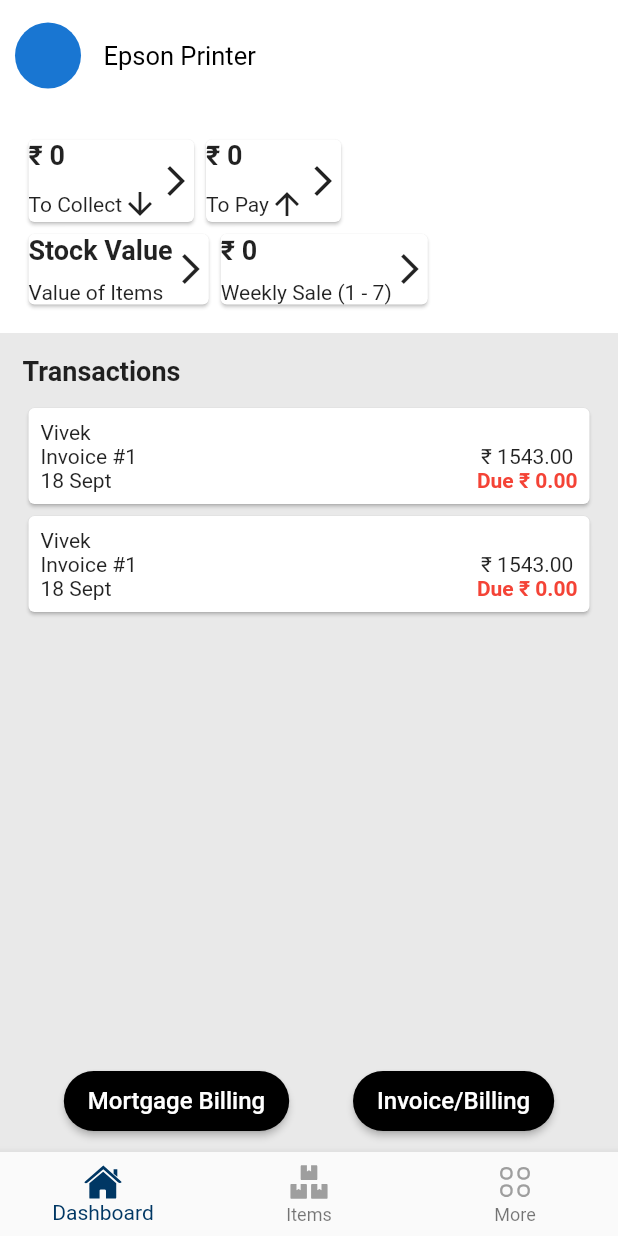
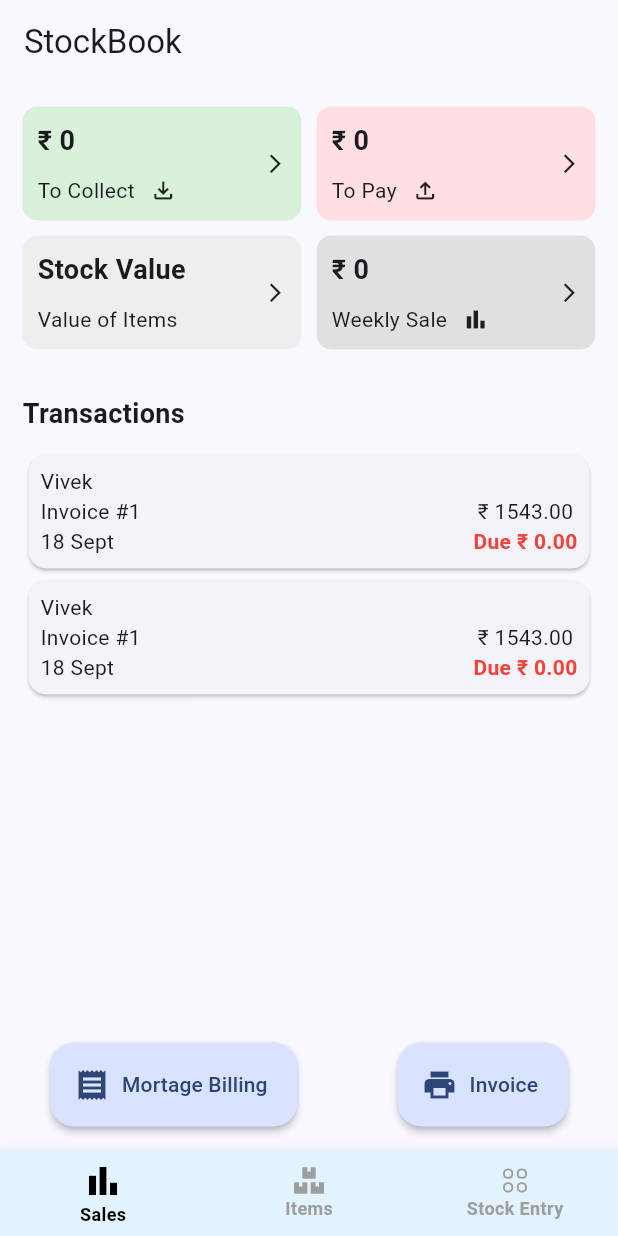
Before and after one commit to VythonDeveloper/jeweller_billbook, a Flutter app: the screen it shows after launch, on a phone screen of 412 x 824 dp. Run offline on Flutter 3.47's test engine with Material 2 defaults, Android fonts, the phone set to English and light mode, and no system bars; our stand-ins replace flutter_svg, page_transition.

Commit message:
update dashboard UI

```diff
--- a/lib/Home/dashboard.dart
+++ b/lib/Home/dashboard.dart
@@ -12,33 +12,34 @@
 class _DashboardUiState extends State<DashboardUi> {
   @override
   Widget build(BuildContext context) {
-    return Column(
-      crossAxisAlignment: CrossAxisAlignment.start,
+    return Scaffold(
+      appBar: AppBar(
+        title: Text('StockBook'),
+      ),
+      body: SafeArea(
+        child: ListView(
           children: [
-        dashboardTitleBar(),
             statusBlocks(),
             transactions(),
-        dashboardFloatingButtons(),
           ],
-    );
-  }
-
-  Widget dashboardTitleBar() {
-    return Container(
-      color: Colors.white,
-      padding: EdgeInsets.symmetric(
-        vertical: 15,
-        horizontal: 10,
         ),
-      child: Row(
+      ),
+      floatingActionButtonLocation: FloatingActionButtonLocation.centerFloat,
+      floatingActionButton: Row(
+        mainAxisAlignment: MainAxisAlignment.spaceAround,
         children: [
-          CircleAvatar(
-            radius: 22,
+          FloatingActionButton.extended(
+            onPressed: () {},
+            elevation: 2,
+            heroTag: 'btn1',
+            icon: Icon(Icons.receipt),
+            label: Text('Mortage Billing'),
           ),
-          SizedBox(width: 15),
-          Text(
-            "Epson Printer",
-            style: TextStyle(color: Colors.black, fontSize: 17),
+          FloatingActionButton.extended(
+            onPressed: () {},
+            elevation: 2,
+            icon: Icon(Icons.print),
+            label: Text('Invoice'),
           ),
         ],
       ),
@@ -48,112 +49,102 @@
   Widget statusBlocks() {
     return Container(
       padding: EdgeInsets.all(15),
-      color: Colors.white,
       child: Column(
         children: [
           Row(
             children: [
-              Card(
+              StatsCard(
+                onPress: () {},
+                icon: Icons.file_download_outlined,
+                cardColor: Color.fromARGB(255, 217, 241, 218),
+                label: 'To Collect',
+                amount: '₹ ' + '0',
+              ),
+              SizedBox(
+                width: 10,
+              ),
+              StatsCard(
+                onPress: () {},
+                icon: Icons.file_upload_outlined,
+                cardColor: Color.fromARGB(255, 255, 223, 227),
+                label: 'To Pay',
+                amount: '₹ ' + '0',
+              ),
+            ],
+          ),
+          SizedBox(
+            height: 10,
+          ),
+          Row(
+            children: [
+              StatsCard(
+                onPress: () {},
+                icon: null,
+                cardColor: Colors.grey.shade200,
+                label: 'Value of Items',
+                amount: 'Stock Value',
+              ),
+              SizedBox(
+                width: 10,
+              ),
+              StatsCard(
+                onPress: () {},
+                icon: Icons.bar_chart,
+                cardColor: Colors.grey.shade300,
+                label: 'Weekly Sale',
+                amount: '₹ ' + '0',
+              ),
+            ],
+          ),
+        ],
+      ),
+    );
+  }
+
+  Widget StatsCard({final onPress, label, icon, amount, cardColor}) {
+    return Expanded(
+      child: GestureDetector(
+        onTap: onPress,
+        child: Container(
+          padding: EdgeInsets.all(10),
+          decoration: BoxDecoration(
+            color: cardColor,
+            borderRadius: BorderRadius.circular(10),
+          ),
           child: Row(
             children: [
               Column(
                 crossAxisAlignment: CrossAxisAlignment.start,
                 children: [
                   Text(
-                          "₹ 0",
-                          style: TextStyle(
-                              fontSize: 18, fontWeight: FontWeight.bold),
+                    amount,
+                    style: TextStyle(fontSize: 18, fontWeight: FontWeight.bold),
                   ),
                   SizedBox(
                     height: 10,
                   ),
                   Row(
                     children: [
-                            Text("To Collect"),
-                            Icon(Icons.arrow_downward_sharp)
+                      Text(label),
+                      SizedBox(
+                        width: 10,
+                      ),
+                      Icon(
+                        icon,
+                        size: 18,
+                      ),
                     ],
                   )
                 ],
               ),
-                    Icon(Icons.arrow_forward_ios_sharp),
+              Spacer(),
+              Icon(
+                Icons.arrow_forward_ios_sharp,
+                size: 15,
+              ),
             ],
           ),
         ),
-              Card(
-                child: Row(
-                  children: [
-                    Column(
-                      crossAxisAlignment: CrossAxisAlignment.start,
-                      children: [
-                        Text(
-                          "₹ 0",
-                          style: TextStyle(
-                              fontSize: 18, fontWeight: FontWeight.bold),
-                        ),
-                        SizedBox(
-                          height: 10,
-                        ),
-                        Row(
-                          children: [
-                            Text("To Pay"),
-                            Icon(Icons.arrow_upward_sharp)
-                          ],
-                        )
-                      ],
-                    ),
-                    Icon(Icons.arrow_forward_ios_sharp),
-                  ],
-                ),
-              ),
-            ],
-          ),
-          Row(
-            children: [
-              Card(
-                child: Row(
-                  children: [
-                    Column(
-                      crossAxisAlignment: CrossAxisAlignment.start,
-                      children: [
-                        Text(
-                          "Stock Value",
-                          style: TextStyle(
-                              fontSize: 18, fontWeight: FontWeight.bold),
-                        ),
-                        SizedBox(
-                          height: 10,
-                        ),
-                        Text("Value of Items"),
-                      ],
-                    ),
-                    Icon(Icons.arrow_forward_ios_sharp),
-                  ],
-                ),
-              ),
-              Card(
-                child: Row(
-                  children: [
-                    Column(
-                      crossAxisAlignment: CrossAxisAlignment.start,
-                      children: [
-                        Text(
-                          "₹ 0",
-                          style: TextStyle(
-                              fontSize: 18, fontWeight: FontWeight.bold),
-                        ),
-                        SizedBox(
-                          height: 10,
-                        ),
-                        Text("Weekly Sale (1 - 7)"),
-                      ],
-                    ),
-                    Icon(Icons.arrow_forward_ios_sharp),
-                  ],
-                ),
-              ),
-            ],
-          )
-        ],
       ),
     );
   }
@@ -233,53 +224,4 @@
       ),
     );
   }
-
-  Widget dashboardFloatingButtons() {
-    return Expanded(
-      child: Align(
-        alignment: FractionalOffset.bottomCenter,
-        child: Padding(
-          padding: EdgeInsets.symmetric(vertical: 10),
-          child: Row(
-            mainAxisAlignment: MainAxisAlignment.spaceEvenly,
-            children: [
-              MaterialButton(
-                color: Colors.black,
-                child: Text(
-                  'Mortgage Billing',
-                  style: TextStyle(fontSize: 16.0, color: Colors.white),
-                ),
-                height: 40,
-                shape: RoundedRectangleBorder(
-                  borderRadius: BorderRadius.circular(22),
-                ),
-                onPressed: () {},
-              ),
-              MaterialButton(
-                color: Colors.black,
-                child: Text(
-                  'Invoice/Billing',
-                  style: TextStyle(fontSize: 16.0, color: Colors.white),
-                ),
-                height: 40,
-                shape: RoundedRectangleBorder(
-                  borderRadius: BorderRadius.circular(22),
-                ),
-                onPressed: () {
-                  Navigator.push(
-                    context,
-                    PageTransition(
-                        type: PageTransitionType.fade,
-                        child: CreateBillUi(),
-                        inheritTheme: true,
-                        ctx: context),
-                  );
-                },
-              )
-            ],
-          ),
-        ),
-      ),
-    );
 }
-}
--- a/lib/Home/home.dart
+++ b/lib/Home/home.dart
@@ -2,6 +2,7 @@
 import 'package:flutter_svg/flutter_svg.dart';
 import 'package:jeweller_billbook/Home/dashboard.dart';
 import 'package:jeweller_billbook/Home/items.dart';
+import 'package:jeweller_billbook/Home/more.dart';
 
 class HomePage extends StatefulWidget {
   const HomePage({Key? key}) : super(key: key);
@@ -11,81 +12,70 @@
 }
 
 class _HomePageState extends State<HomePage> {
-  List _pageList = [DashboardUi(), ItemsUi()];
+  // List _pageList = [DashboardUi(), ItemsUi()];
   int _selectedbottomNavIndex = 0;
   @override
   Widget build(BuildContext context) {
     return Scaffold(
       backgroundColor: Color.fromARGB(255, 233, 233, 233),
-        body: SafeArea(
-          child: _pageList[_selectedbottomNavIndex],
-        ),
-        bottomNavigationBar: bottomNavBar());
+      body: Body(),
+      bottomNavigationBar: BottomNavNew(),
+    );
   }
 
-  Widget bottomNavBar() {
+  Widget Body() {
+    return IndexedStack(
+      index: _selectedbottomNavIndex,
+      children: [
+        DashboardUi(),
+        ItemsUi(),
+        MoreUI(),
+      ],
+    );
+  }
+
+  Widget BottomNavNew() {
     return BottomNavigationBar(
-        items: <BottomNavigationBarItem>[
+      backgroundColor: Color.fromARGB(255, 226, 242, 255),
+      type: BottomNavigationBarType.fixed,
+      currentIndex: _selectedbottomNavIndex,
+      selectedItemColor: Colors.black,
+      unselectedItemColor: Colors.grey,
+      selectedLabelStyle: TextStyle(
+        fontWeight: FontWeight.w700,
+        fontSize: 12,
+      ),
+      unselectedLabelStyle: TextStyle(
+        fontWeight: FontWeight.w700,
+        fontSize: 12,
+      ),
+      selectedIconTheme: IconThemeData(size: 28),
+      onTap: (value) {
+        setState(() => _selectedbottomNavIndex = value);
+      },
+      items: [
         BottomNavigationBarItem(
-            icon: SvgPicture.asset(
-              './lib/assets/icons/dashboard.svg',
-              color: _selectedbottomNavIndex == 0
-                  ? Color.fromARGB(255, 0, 55, 100)
-                  : Colors.grey,
-              height: 25,
-            ),
-            label: 'Dashboard',
+          label: 'Sales',
+          icon: Icon(Icons.bar_chart),
         ),
         BottomNavigationBarItem(
+          label: 'Items',
           icon: SvgPicture.asset(
             './lib/assets/icons/items.svg',
             color: _selectedbottomNavIndex == 1
                 ? Color.fromARGB(255, 0, 55, 100)
                 : Colors.grey,
-              height: 25,
+            height: 20,
           ),
-            label: 'Items',
         ),
         BottomNavigationBarItem(
+          label: 'Stock Entry',
           icon: SvgPicture.asset(
             './lib/assets/icons/more.svg',
             color: _selectedbottomNavIndex == 2
                 ? Color.fromARGB(255, 0, 55, 100)
                 : Colors.grey,
-              height: 25,
-            ),
-            label: 'More',
-          ),
-        ],
-        currentIndex: _selectedbottomNavIndex,
-        selectedItemColor: Color.fromARGB(255, 0, 55, 100),
-        unselectedIconTheme: IconThemeData(color: Colors.grey),
-        onTap: (index) {
-          setState(() {
-            _selectedbottomNavIndex = index;
-          });
-        },
-        elevation: 5);
-  }
-
-  Widget floatingButtons() {
-    return Wrap(
-      direction: Axis.horizontal,
-      children: <Widget>[
-        Container(
-          margin: EdgeInsets.all(10),
-          child: FloatingActionButton.extended(
-            onPressed: () {},
-            backgroundColor: Color.fromARGB(255, 74, 60, 112),
-            label: Text("Mortgage Billing"),
-          ),
-        ),
-        Container(
-          margin: EdgeInsets.all(10),
-          child: FloatingActionButton.extended(
-            onPressed: () {},
-            backgroundColor: Colors.deepPurpleAccent,
-            label: Text("Invoice/Billing"),
+            height: 20,
           ),
         ),
       ],
--- a/lib/main.dart
+++ b/lib/main.dart
@@ -1,4 +1,5 @@
 import 'package:flutter/material.dart';
+import 'package:flutter/services.dart';
 import 'package:jeweller_billbook/Home/home.dart';
 
 void main() {
@@ -11,11 +12,24 @@
   // This widget is the root of your application.
   @override
   Widget build(BuildContext context) {
+    SystemChrome.setEnabledSystemUIMode(SystemUiMode.edgeToEdge,
+        overlays: [SystemUiOverlay.top]);
+
+    SystemChrome.setSystemUIOverlayStyle(
+      SystemUiOverlayStyle.light.copyWith(
+        statusBarBrightness: Brightness.light,
+        statusBarIconBrightness: Brightness.dark,
+        statusBarColor: Colors.white,
+        systemNavigationBarColor: Colors.white,
+        systemNavigationBarIconBrightness: Brightness.dark,
+      ),
+    );
     return MaterialApp(
       debugShowCheckedModeBanner: false,
-      title: 'Jeweller BillBook',
+      title: 'Stockbook',
       theme: ThemeData(
-        primarySwatch: Colors.blue,
+        colorSchemeSeed: Colors.blue.shade900,
+        useMaterial3: true,
       ),
       home: HomePage(),
     );
```
Also changed, not shown: lib/Home/items.dart (+63 -70 lines), lib/Home/more.dart (added, +19 -0 lines). Lines whose indentation alone changed are shown as unchanged.
